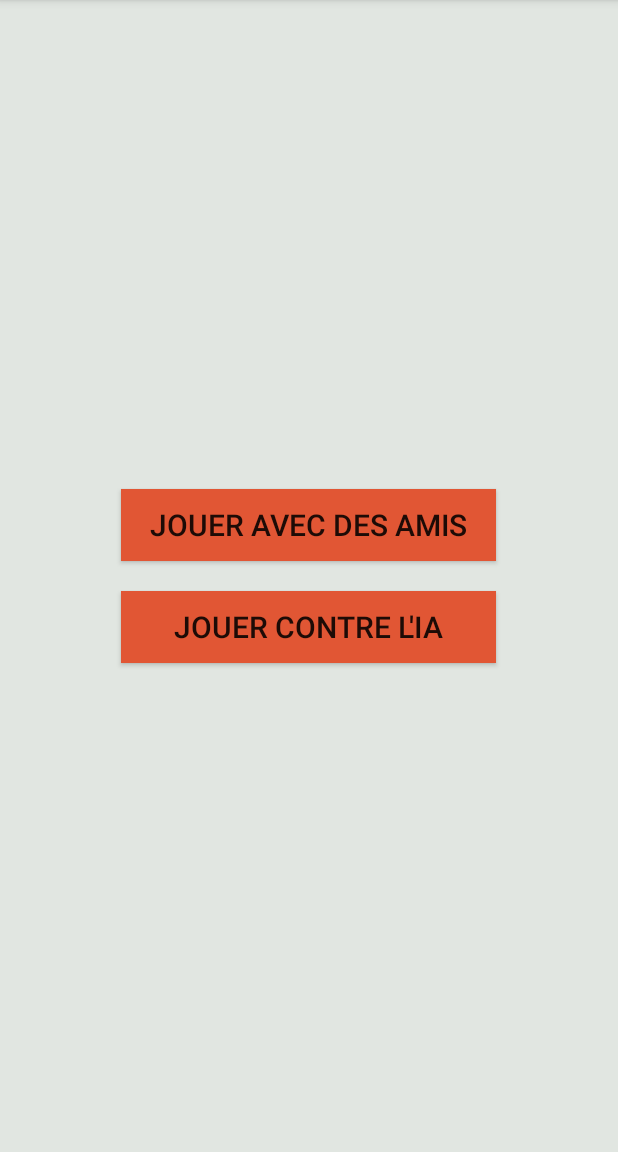
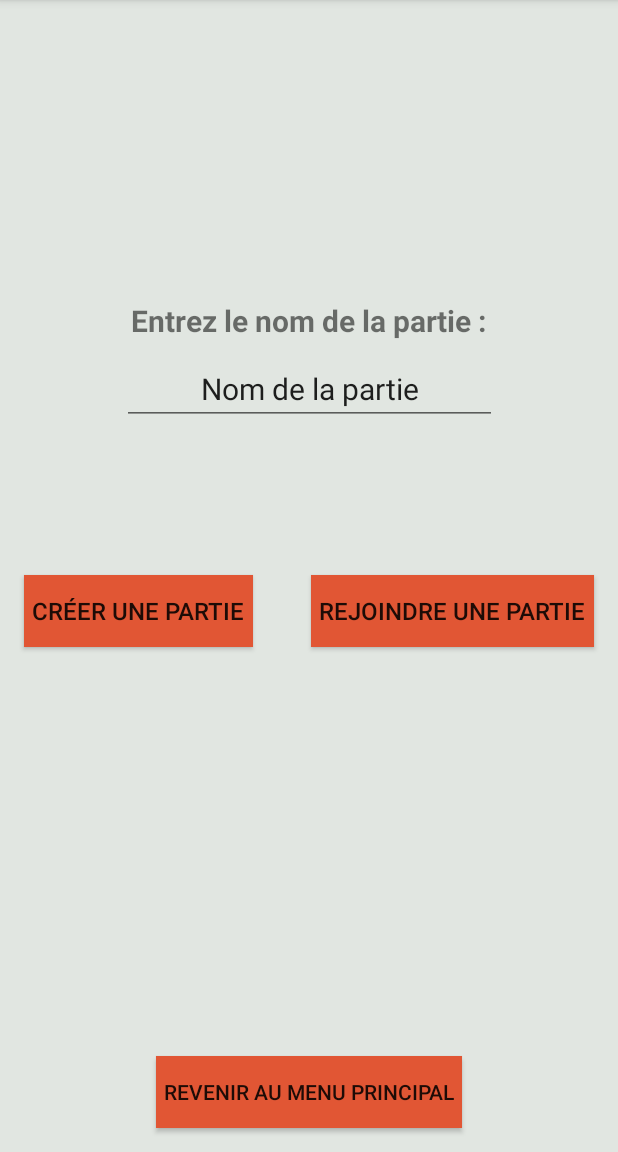
Before and after one commit to depp57/DrawMe, an Android app: the screen it shows after launch (MainActivity), after a tap on "JOUER AVEC DES AMIS", on a phone screen of 412 x 824 dp, the part 84-1236 px from its top. Run offline under Robolectric (Android 15) with nearby library versions, the phone set to English and light mode, and no system bars.

Commit message:
:rocket: add multiplayerMenu Fragment

```diff
--- a/app/build.gradle
+++ b/app/build.gradle
@@ -36,6 +36,7 @@ dependencies {
     implementation 'androidx.appcompat:appcompat:1.1.0'
     implementation 'androidx.constraintlayout:constraintlayout:1.1.3'
     implementation 'androidx.lifecycle:lifecycle-extensions:2.2.0'
+    implementation 'androidx.legacy:legacy-support-v4:1.0.0'
     testImplementation 'junit:junit:4.13'
     androidTestImplementation 'androidx.test.ext:junit:1.1.1'
     androidTestImplementation 'androidx.test.espresso:espresso-core:3.2.0'
--- a/app/src/main/java/fr/depp/drawme/MainActivity.java
+++ b/app/src/main/java/fr/depp/drawme/MainActivity.java
@@ -4,14 +4,14 @@ import androidx.appcompat.app.AppCompatActivity;
 
 import android.os.Bundle;
 
-import fr.depp.drawme.ui.main.MainFragment;
+import fr.depp.drawme.ui.MainFragment;
 
 public class MainActivity extends AppCompatActivity {
 
     @Override
     protected void onCreate(Bundle savedInstanceState) {
         super.onCreate(savedInstanceState);
-        setContentView(R.layout.main_activity);
+        setContentView(R.layout.activity_main);
         if (savedInstanceState == null) {
             getSupportFragmentManager().beginTransaction()
                     .replace(R.id.container, MainFragment.newInstance())
--- a/app/src/main/java/fr/depp/drawme/ui/main/MainFragment.java
+++ b/app/src/main/java/fr/depp/drawme/ui/MainFragment.java
@@ -1,4 +1,4 @@
-package fr.depp.drawme.ui.main;
+package fr.depp.drawme.ui;
 
 import android.os.Bundle;
 
@@ -6,17 +6,17 @@ import androidx.annotation.NonNull;
 import androidx.annotation.Nullable;
 import androidx.fragment.app.Fragment;
 
-import android.util.Log;
 import android.view.LayoutInflater;
 import android.view.View;
 import android.view.ViewGroup;
 import android.widget.Toast;
 
-import fr.depp.drawme.databinding.MainFragmentBinding;
+import fr.depp.drawme.databinding.FragmentMainBinding;
+import fr.depp.drawme.utils.FragmentHelper;
 
 public class MainFragment extends Fragment {
 
-    private MainFragmentBinding binding;
+    private FragmentMainBinding binding;
 
     public static MainFragment newInstance() {
         return new MainFragment();
@@ -26,7 +26,7 @@ public class MainFragment extends Fragment {
     @Override
     public View onCreateView(@NonNull LayoutInflater inflater, @Nullable ViewGroup container,
                              @Nullable Bundle savedInstanceState) {
-        binding = MainFragmentBinding.inflate(inflater, container, false);
+        binding = FragmentMainBinding.inflate(inflater, container, false);
 
         binding.btnPlayMultiplayer.setOnClickListener((view) -> handlePlayMultiplayer());
         binding.btnPlayAi.setOnClickListener((view) -> handlePlayAi());
@@ -34,7 +34,7 @@ public class MainFragment extends Fragment {
     }
 
     private void handlePlayMultiplayer() {
-
+        FragmentHelper.displayFragment(getParentFragmentManager(), new MultiplayerMenuFragment());
     }
 
     private void handlePlayAi() {
--- /dev/null
+++ b/app/src/main/java/fr/depp/drawme/ui/MultiplayerMenuFragment.java
@@ -0,0 +1,53 @@
+package fr.depp.drawme.ui;
+
+
+import android.os.Bundle;
+import android.view.LayoutInflater;
+import android.view.View;
+import android.view.ViewGroup;
+
+import androidx.annotation.NonNull;
+import androidx.annotation.Nullable;
+import androidx.fragment.app.Fragment;
+
+import fr.depp.drawme.databinding.FragmentMultiplayerMenuBinding;
+import fr.depp.drawme.utils.FragmentHelper;
+
+public class MultiplayerMenuFragment extends Fragment {
+
+    private FragmentMultiplayerMenuBinding binding;
+
+    public static MultiplayerMenuFragment newInstance() {
+        return new MultiplayerMenuFragment();
+    }
+
+    @Nullable
+    @Override
+    public View onCreateView(@NonNull LayoutInflater inflater, @Nullable ViewGroup container,
+                             @Nullable Bundle savedInstanceState) {
+        binding = FragmentMultiplayerMenuBinding.inflate(inflater, container, false);
+
+        binding.btnCreateServer.setOnClickListener((view) -> handleCreateServer());
+        binding.btnJoinServer.setOnClickListener((view) -> handleJoinServer());
+        binding.btnCancel.setOnClickListener((view) -> handleCancel());
+        return binding.getRoot();
+    }
+
+    private void handleCancel() {
+        FragmentHelper.displayFragment(getParentFragmentManager(), new MainFragment());
+    }
+
+    private void handleJoinServer() {
+
+    }
+
+    private void handleCreateServer() {
+
+    }
+
+    @Override
+    public void onDestroyView() {
+        super.onDestroyView();
+        binding = null;
+    }
+}
--- a/app/src/main/java/fr/depp/drawme/ui/main/MainViewModel.java
+++ /dev/null
@@ -1,7 +0,0 @@
-package fr.depp.drawme.ui.main;
-
-import androidx.lifecycle.ViewModel;
-
-public class MainViewModel extends ViewModel {
-    // TODO: Implement the ViewModel
-}
--- /dev/null
+++ b/app/src/main/java/fr/depp/drawme/utils/FragmentHelper.java
@@ -0,0 +1,19 @@
+package fr.depp.drawme.utils;
+
+import androidx.annotation.NonNull;
+import androidx.fragment.app.Fragment;
+import androidx.fragment.app.FragmentManager;
+import androidx.fragment.app.FragmentTransaction;
+
+import fr.depp.drawme.R;
+
+public abstract class FragmentHelper {
+
+    public static void displayFragment(@NonNull FragmentManager fragmentManager, @NonNull Fragment fragment) {
+        FragmentTransaction transaction = fragmentManager.beginTransaction();
+        transaction.replace(R.id.container, fragment);
+        transaction.addToBackStack(null);
+
+        transaction.commit();
+    }
+}
--- /dev/null
+++ b/app/src/main/res/layout/fragment_multiplayer_menu.xml
@@ -0,0 +1,74 @@
+<?xml version="1.0" encoding="utf-8"?>
+<androidx.constraintlayout.widget.ConstraintLayout xmlns:android="http://schemas.android.com/apk/res/android"
+    xmlns:app="http://schemas.android.com/apk/res-auto"
+    xmlns:tools="http://schemas.android.com/tools"
+    android:layout_width="match_parent"
+    android:layout_height="match_parent"
+    android:background="@color/background_color">
+
+
+    <TextView
+        android:id="@+id/label_server_name"
+        android:layout_width="wrap_content"
+        android:layout_height="wrap_content"
+        android:layout_marginTop="200dp"
+        android:labelFor="@id/input_server_name"
+        android:text="@string/label_server_name"
+        android:textSize="@dimen/text_main_size"
+        android:textStyle="bold"
+        app:layout_constraintEnd_toEndOf="parent"
+        app:layout_constraintStart_toStartOf="parent"
+        app:layout_constraintTop_toTopOf="parent" />
+
+    <EditText
+        android:id="@+id/input_server_name"
+        android:layout_width="@dimen/btn_main_width"
+        android:layout_height="wrap_content"
+        android:layout_marginTop="8dp"
+        android:autofillHints="username"
+        android:ems="10"
+        android:inputType="textPersonName"
+        android:text="@string/input_server_name"
+        android:textAlignment="center"
+        android:textSize="@dimen/text_main_size"
+        app:layout_constraintEnd_toEndOf="parent"
+        app:layout_constraintStart_toStartOf="parent"
+        app:layout_constraintTop_toBottomOf="@+id/label_server_name" />
+
+    <Button
+        android:id="@+id/btn_create_server"
+        android:layout_width="wrap_content"
+        android:layout_height="wrap_content"
+        android:layout_marginStart="16dp"
+        android:layout_marginTop="100dp"
+        android:background="@color/colorAccent"
+        android:padding="@dimen/btn_padding"
+        android:text="@string/createServer"
+        android:textSize="@dimen/text_small_size"
+        app:layout_constraintStart_toStartOf="parent"
+        app:layout_constraintTop_toBottomOf="@+id/input_server_name" />
+
+    <Button
+        android:id="@+id/btn_join_server"
+        android:layout_width="wrap_content"
+        android:layout_height="wrap_content"
+        android:layout_marginEnd="16dp"
+        android:background="@color/colorAccent"
+        android:padding="@dimen/btn_padding"
+        android:text="@string/joinServer"
+        android:textSize="@dimen/text_small_size"
+        app:layout_constraintEnd_toEndOf="parent"
+        app:layout_constraintTop_toTopOf="@+id/btn_create_server" />
+
+    <Button
+        android:id="@+id/btn_cancel"
+        android:layout_width="wrap_content"
+        android:layout_height="wrap_content"
+        android:layout_marginBottom="16dp"
+        android:background="@color/colorAccent"
+        android:padding="@dimen/btn_padding"
+        android:text="@string/cancel"
+        app:layout_constraintBottom_toBottomOf="parent"
+        app:layout_constraintEnd_toEndOf="parent"
+        app:layout_constraintStart_toStartOf="parent" />
+</androidx.constraintlayout.widget.ConstraintLayout>
--- a/app/src/main/res/values/dimens.xml
+++ b/app/src/main/res/values/dimens.xml
@@ -2,4 +2,6 @@
 <resources>
     <dimen name="btn_main_width">250dp</dimen>
     <dimen name="text_main_size">20sp</dimen>
+    <dimen name="text_small_size">16sp</dimen>
+    <dimen name="btn_padding">5sp</dimen>
 </resources>
--- a/app/src/main/res/values/strings.xml
+++ b/app/src/main/res/values/strings.xml
@@ -1,5 +1,14 @@
 <resources>
     <string name="app_name">DrawMe</string>
+
+    <!-- Main Fragment -->
     <string name="play_ai">Jouer contre l\'IA</string>
     <string name="play_multiplayer">Jouer avec des amis</string>
+
+    <!-- Multiplayer menu Fragment -->
+    <string name="label_server_name">Entrez le nom de la partie :</string>
+    <string name="input_server_name">Nom de la partie</string>
+    <string name="createServer">Créer une partie</string>
+    <string name="joinServer">Rejoindre une partie</string>
+    <string name="cancel">Revenir au menu principal</string>
 </resources>
```
Also changed, not shown: app/src/main/res/layout/activity_main.xml (renamed from app/src/main/res/layout/main_activity.xml), app/src/main/res/layout/fragment_main.xml (renamed from app/src/main/res/layout/main_fragment.xml), 1 other file.
